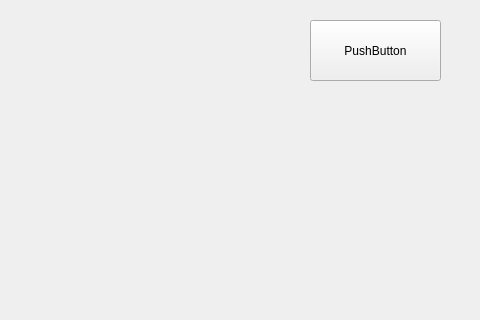
The window that frontend/Forms/widget.ui (Felis1204/OmniHealth_Profiler) describes before a commit, drawn with Qt 5; both pictures show x 0 to 480 and y 280 to 600 of the 800 by 600 pixel window.
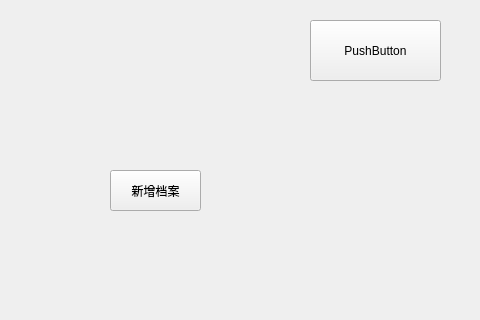
The same window after the commit.

What changed in the file:
```diff
--- a/frontend/Forms/widget.ui
+++ b/frontend/Forms/widget.ui
@@ -36,6 +36,19 @@
     </rect>
    </property>
   </widget>
+  <widget class="QPushButton" name="AddDataButton">
+   <property name="geometry">
+    <rect>
+     <x>110</x>
+     <y>450</y>
+     <width>91</width>
+     <height>41</height>
+    </rect>
+   </property>
+   <property name="text">
+    <string>新增档案</string>
+   </property>
+  </widget>
  </widget>
  <resources/>
  <connections/>
```
